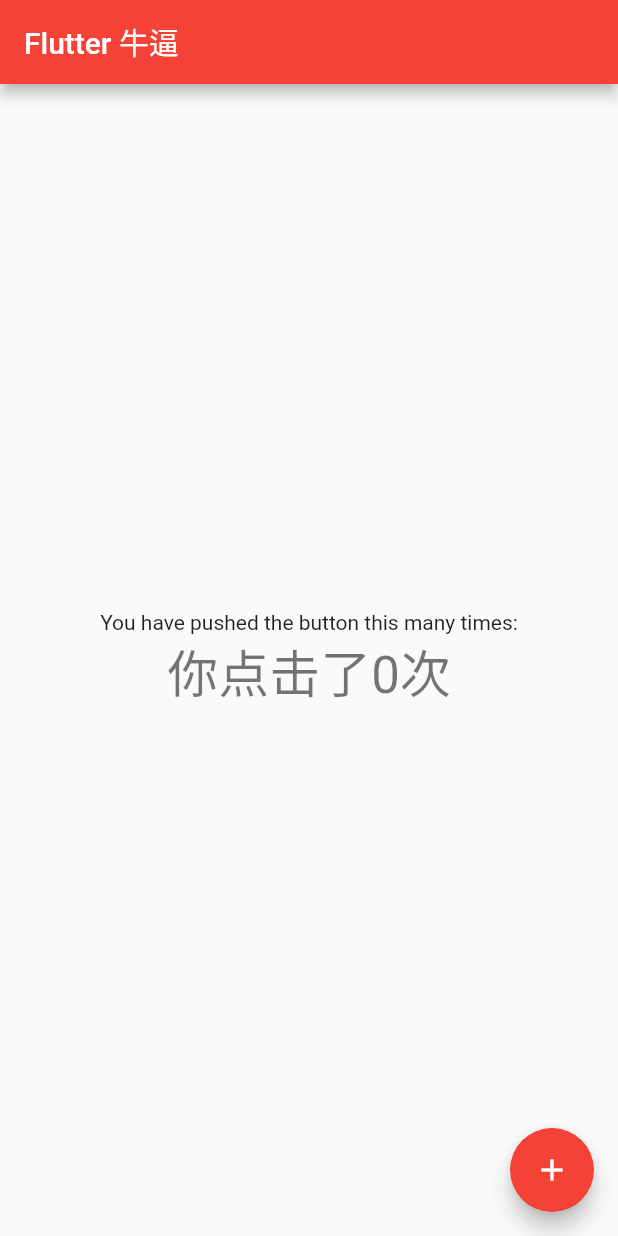
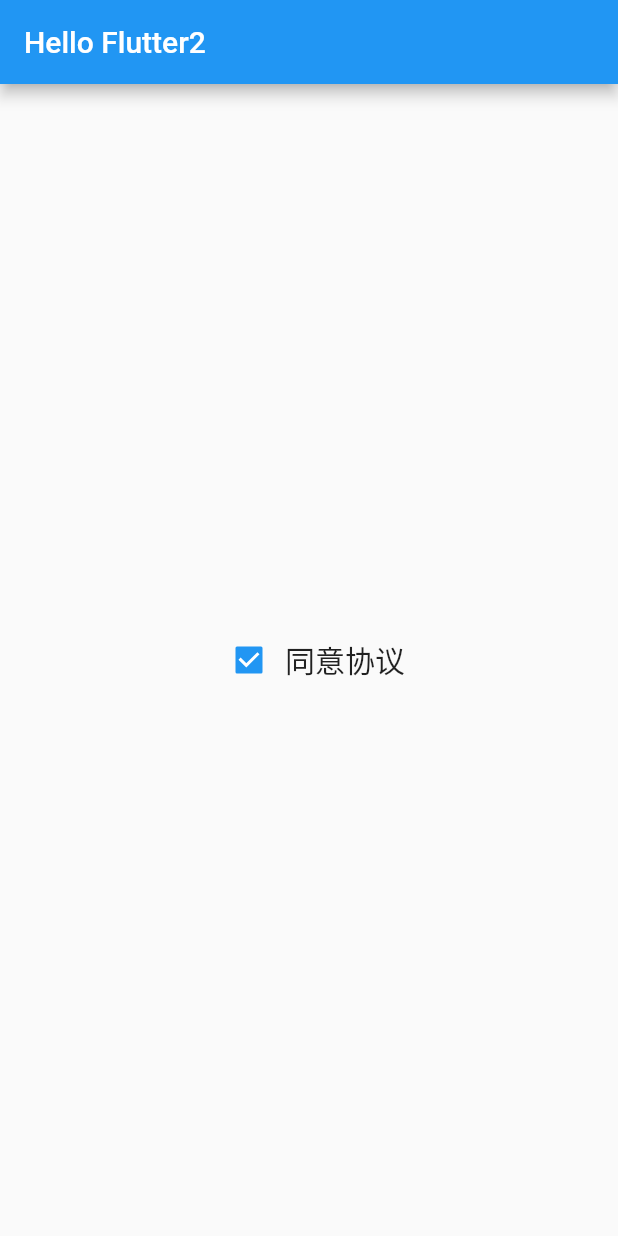
Before and after one commit to djxf/FlutterLearn, a Flutter app: the screen it shows after launch, on a phone screen of 412 x 824 dp. Run offline on Flutter 3.47's test engine with Material 2 defaults, Android fonts, the phone set to English and light mode, and no system bars.

Commit message:
StatefulWidget

```diff
--- a/lib/main.dart
+++ b/lib/main.dart
@@ -1,104 +1,69 @@
+
+
+import 'package:flutter/cupertino.dart';
 import 'package:flutter/material.dart';
 
-void main() {
+main() {
+    //1. 调用一个函数runApp函数
   runApp(MyApp());
 }
 
+///
+/// Widget：
+/// 1 有状态Widget：StatefulWidget
+/// 2 无状态Widget：StatelessWidget：内容确定，没有数据改变。
+/// 3 Widget库
+/// 4 组件化开发
+///
+///
 class MyApp extends StatelessWidget {
   @override
   Widget build(BuildContext context) {
-    return MaterialApp(
-      title: 'Flutter Demo',
-      theme: ThemeData(
-        primarySwatch: Colors.red,
-      ),
-      home: MyHomePage(title: 'Flutter 牛逼'),
-    );
+      return MaterialApp(
+          debugShowCheckedModeBanner: false,
+          home: Scaffold(
+            appBar: AppBar(
+              title: Text("Hello Flutter2"),
+            ),
+            body: Body(),
+          )
+      );
   }
 }
 
-class MyHomePage extends StatefulWidget {
-  MyHomePage({Key key, this.title}) : super(key: key);
+class Body extends StatefulWidget {
 
-  // This widget is the home page of your application. It is stateful, meaning
-  // that it has a State object (defined below) that contains fields that affect
-  // how it looks.
-
-  // This class is the configuration for the state. It holds the values (in this
-  // case the title) provided by the parent (in this case the App widget) and
-  // used by the build method of the State. Fields in a Widget subclass are
-  // always marked "final".
-
-  final String title;
-
+  //状态的概念
+  //创建一个类这个类负责维护状态
   @override
-  _MyHomePageState createState() => _MyHomePageState();
+  State<StatefulWidget> createState() {
+      return BodyState();
+  }
 }
 
-class _MyHomePageState extends State<MyHomePage> {
-  int _counter = 0;
+class BodyState extends State<Body> {
 
-  void _incrementCounter() {
-    setState(() {
-      // This call to setState tells the Flutter framework that something has
-      // changed in this State, which causes it to rerun the build method below
-      // so that the display can reflect the updated values. If we changed
-      // _counter without calling setState(), then the build method would not be
-      // called again, and so nothing would appear to happen.
-      _counter += 10;
-    });
+  var flag = true;
+  @override
+  Widget build(BuildContext context) {
+      return Center(
+          child: Row(
+            mainAxisAlignment: MainAxisAlignment.center,
+            children: [
+              Checkbox(value: flag, onChanged: (value) {
+                  setState(() {
+                      flag = value;
+                  });
+              }),
+              Text(
+                "同意协议",
+                style: TextStyle(
+                    fontSize: 20
+                ),
+              ),
+            ],
+          )
+      );
   }
 
-
-  @override
-  Widget build(BuildContext context) {
-    // This method is rerun every time setState is called, for instance as done
-    // by the _incrementCounter method above.
-    //
-    // The Flutter framework has been optimized to make rerunning build methods
-    // fast, so that you can just rebuild anything that needs updating rather
-    // than having to individually change instances of widgets.
-    return Scaffold(
-      appBar: AppBar(
-        // Here we take the value from the MyHomePage object that was created by
-        // the App.build method, and use it to set our appbar title.
-        title: Text(widget.title),
-      ),
-      body: Center(
-        // Center is a layout widget. It takes a single child and positions it
-        // in the middle of the parent.
-        child: Column(
-          // Column is also a layout widget. It takes a list of children and
-          // arranges them vertically. By default, it sizes itself to fit its
-          // children horizontally, and tries to be as tall as its parent.
-          //
-          // Invoke "debug painting" (press "p" in the console, choose the
-          // "Toggle Debug Paint" action from the Flutter Inspector in Android
-          // Studio, or the "Toggle Debug Paint" command in Visual Studio Code)
-          // to see the wireframe for each widget.
-          //
-          // Column has various properties to control how it sizes itself and
-          // how it positions its children. Here we use mainAxisAlignment to
-          // center the children vertically; the main axis here is the vertical
-          // axis because Columns are vertical (the cross axis would be
-          // horizontal).
-          mainAxisAlignment: MainAxisAlignment.center,
-          children: <Widget>[
-            Text(
-              'You have pushed the button this many times:',
-            ),
-            Text(
-              '你点击了$_counter次',
-              style: Theme.of(context).textTheme.headline4,
-            ),
-          ],
-        ),
-      ),
-      floatingActionButton: FloatingActionButton(
-        onPressed: _incrementCounter,
-        tooltip: 'Increment',
-        child: Icon(Icons.add),
-      ), // This trailing comma makes auto-formatting nicer for build methods.
-    );
-  }
 }
```
Also changed, not shown: 1 other file.
